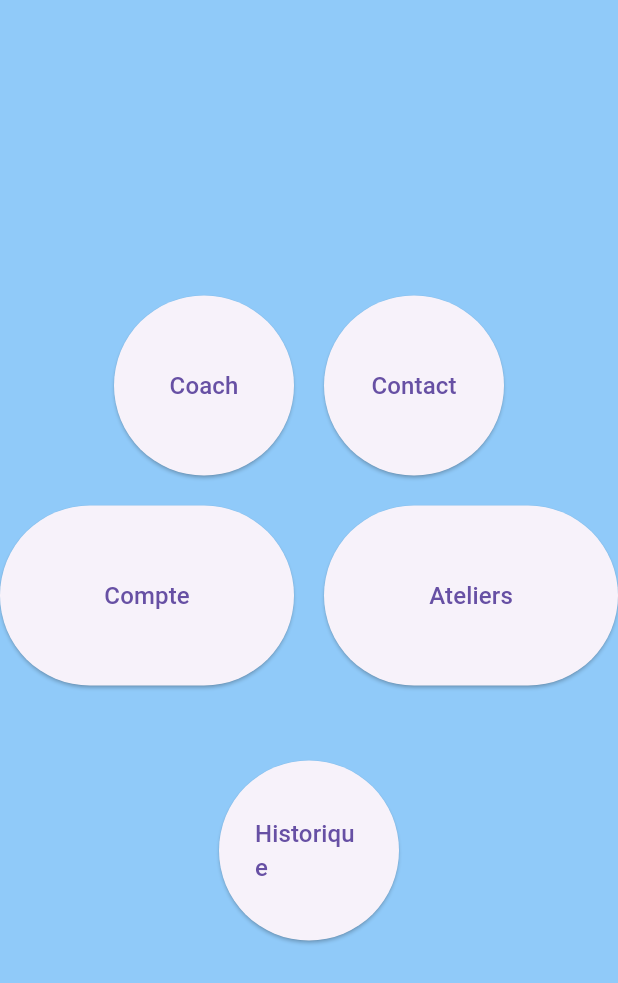
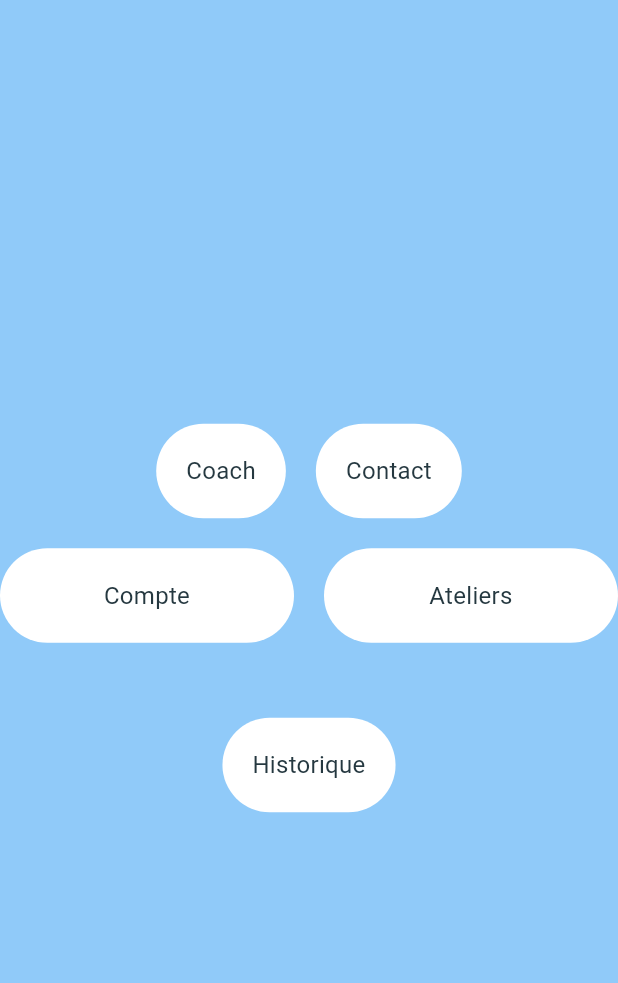
Before and after one commit to Amine0320/Kaisi_Mobile_App, a Flutter app: the MenuPage screen opened directly, on a phone screen of 412 x 824 dp. Shown: the top 983 px of the screen. Run offline on Flutter 3.47's test engine with Material 3 defaults, Android fonts, the phone set to English and light mode, and no system bars; our stand-ins replace bloc, cached_network_image, cloud_firestore, connectivity_plus, equatable, firebase_auth and 11 more; missing offline and left inert: conditional_questions; accounts and stored records are empty; Roboto replaces fonts that are missing (WorkSans).

Commit message:
MenuChange Modify

```diff
--- a/lib/Screens/SideBar/Menu/Menu_screen.dart
+++ b/lib/Screens/SideBar/Menu/Menu_screen.dart
@@ -18,18 +18,16 @@ class _MenuPageState extends State<MenuPage> {
             Row(
               mainAxisAlignment: MainAxisAlignment.center,
               children: [
-                RoundedMenuItem(
+                _buildRoundedMenuItem(
                   text: 'Coach',
-                  onPressed: () {
-                    Navigator.pushNamed(context, coachScreenRoute);
-                  },
+                  onPressed: () =>
+                      Navigator.pushNamed(context, coachScreenRoute),
                 ),
                 const SizedBox(width: 20),
-                RoundedMenuItem(
+                _buildRoundedMenuItem(
                   text: 'Contact',
-                  onPressed: () {
-                    Navigator.pushNamed(context, contactScreenRoute);
-                  },
+                  onPressed: () =>
+                      Navigator.pushNamed(context, contactScreenRoute),
                 ),
               ],
             ),
@@ -38,16 +36,15 @@ class _MenuPageState extends State<MenuPage> {
               mainAxisAlignment: MainAxisAlignment.center,
               children: [
                 Expanded(
-                  child: RoundedMenuItem(
+                  child: _buildRoundedMenuItem(
                     text: 'Compte',
-                    onPressed: () {
-                      Navigator.pushNamed(context, profileScreenRoute);
-                    },
+                    onPressed: () =>
+                        Navigator.pushNamed(context, profileScreenRoute),
                   ),
                 ),
                 const SizedBox(width: 20),
                 Expanded(
-                  child: RoundedMenuItem(
+                  child: _buildRoundedMenuItem(
                     text: 'Ateliers',
                     onPressed: () {
                       // Ateliers page here
@@ -57,7 +54,7 @@ class _MenuPageState extends State<MenuPage> {
               ],
             ),
             const SizedBox(height: 50),
-            RoundedMenuItem(
+            _buildRoundedMenuItem(
               text: 'Historique',
               onPressed: () {
                 // Historique page here
@@ -68,33 +65,26 @@ class _MenuPageState extends State<MenuPage> {
       ),
     );
   }
-}
 
-class RoundedMenuItem extends StatelessWidget {
-  final String text;
-  final Function onPressed;
-
-  const RoundedMenuItem({
-    Key? key,
-    required this.text,
-    required this.onPressed,
-  }) : super(key: key);
-
-  @override
-  Widget build(BuildContext context) {
-    return SizedBox(
-      width: 120,
-      height: 120,
-      child: ElevatedButton(
-        onPressed: () => onPressed(),
-        style: ElevatedButton.styleFrom(
-          shape: RoundedRectangleBorder(
-            borderRadius: BorderRadius.circular(60),
+  Widget _buildRoundedMenuItem(
+      {required String text, required Function onPressed}) {
+    return Container(
+      decoration: BoxDecoration(
+        color: Colors.white,
+        borderRadius: BorderRadius.circular(60),
+      ),
+      child: Material(
+        color: Colors.transparent, // Remove button color
+        child: InkWell(
+          onTap: () => onPressed(),
+          child: Padding(
+            padding: const EdgeInsets.all(20.0),
+            child: Text(
+              text,
+              style: const TextStyle(fontSize: 16),
+              textAlign: TextAlign.center,
+            ),
           ),
-        ),
-        child: Text(
-          text,
-          style: TextStyle(fontSize: 16),
         ),
       ),
     );
```
